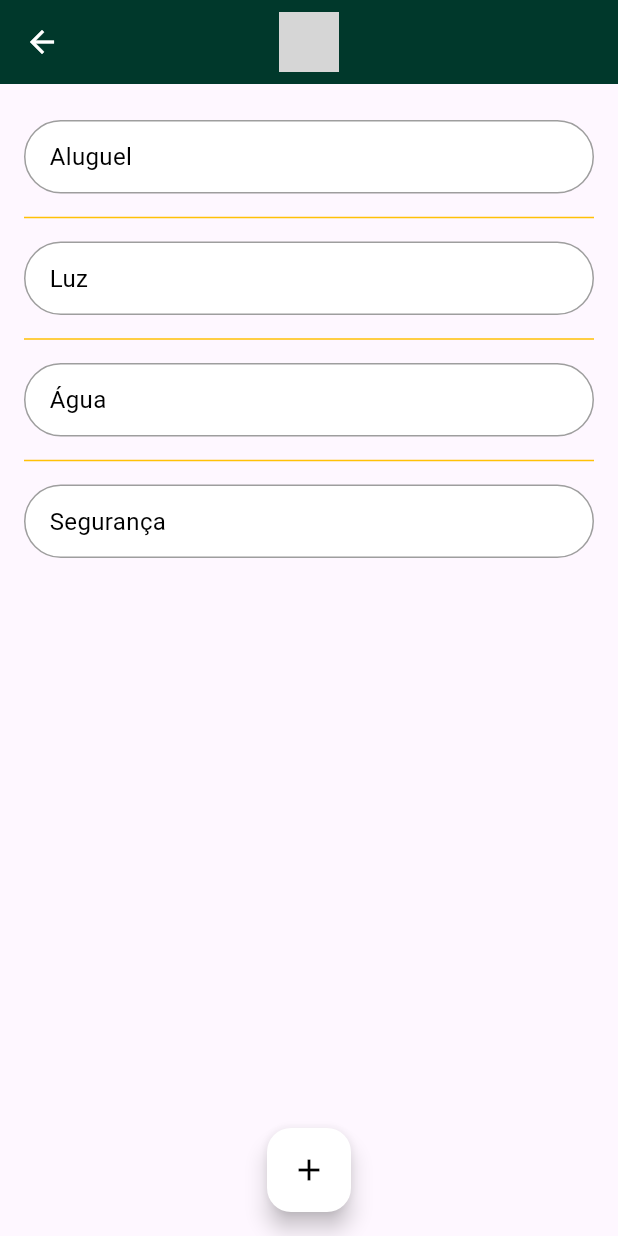
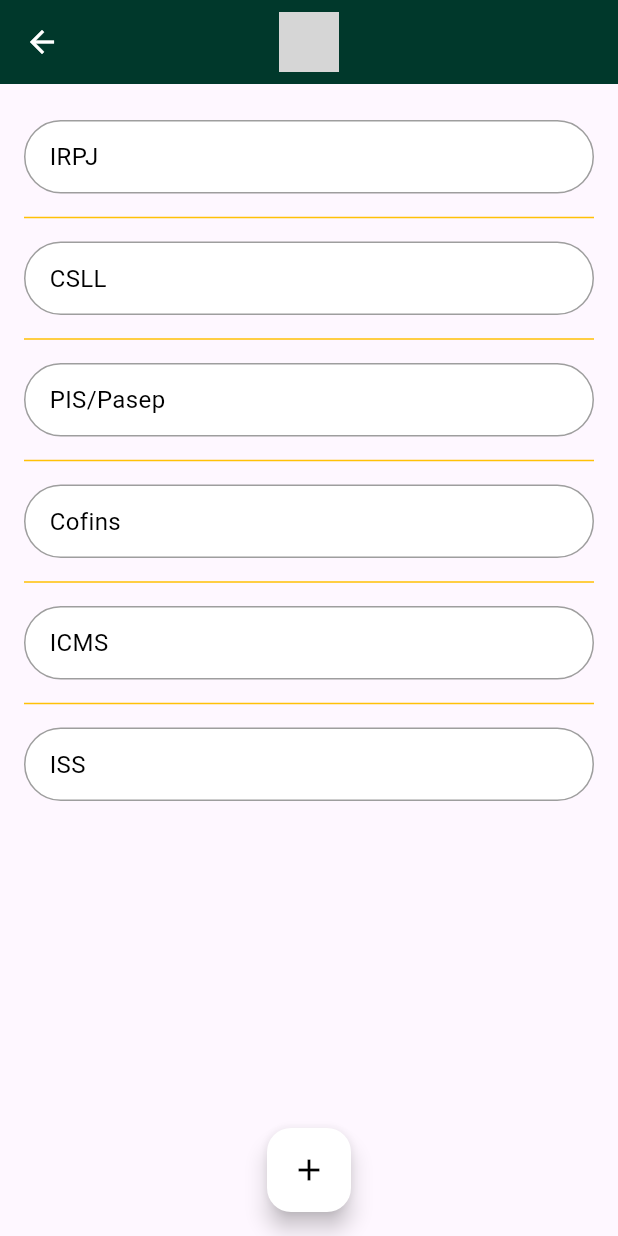
Before and after one commit to PHV00/doce_conta, a Flutter app: the LoginScreen screen opened directly, after a tap on "Testing Button", on a phone screen of 412 x 824 dp. Run offline on Flutter 3.47's test engine with Material 3 defaults, Android fonts, the phone set to English and light mode, and no system bars; our stand-ins replace flutter_svg, sqflite; accounts and stored records are empty; project files that could hold a hidden picture were left out; grey boxes are pictures that could not be loaded.

Commit message:
Taxes Cost Input

```diff
--- a/doce_conta/lib/view/login.dart
+++ b/doce_conta/lib/view/login.dart
@@ -1,7 +1,6 @@
-import 'package:doce_conta/view/costing_system_screen.dart';
-import 'package:doce_conta/view/infrastructure_costs_screen.dart';
 import 'package:doce_conta/view/main_screen.dart';
 import 'package:doce_conta/view/register.dart';
+import 'package:doce_conta/view/taxes_cost_screen.dart';
 import 'package:flutter/gestures.dart';
 import 'package:flutter/material.dart';
 import '../widgets/button.dart';
@@ -69,7 +68,7 @@ class _LoginScreenState extends State<LoginScreen> {
 
             ElevatedButton(
               onPressed: (){
-                Navigator.push(context, MaterialPageRoute(builder: (context) => InfraestructureCost()));
+                Navigator.push(context, MaterialPageRoute(builder: (context) => TaxesCosting()));
               },
             child: const Text("Testing Button"),
             )
--- /dev/null
+++ b/doce_conta/lib/view/taxes_cost_screen.dart
@@ -0,0 +1,73 @@
+import 'package:flutter/material.dart';
+import 'package:flutter_svg/flutter_svg.dart';
+
+class TaxesCosting extends StatelessWidget {
+  @override
+  Widget build(BuildContext context) {
+    return Scaffold(
+      appBar: AppBar(
+        backgroundColor: const Color(0xFF00382B),
+        leading: IconButton(
+          icon: const Icon(Icons.arrow_back, color: Colors.white),
+          onPressed: () {
+            Navigator.of(context).pop();
+          },
+        ),
+        title: SvgPicture.asset(
+          'assets/images/imposto.svg',
+          height: 40,
+          color: const Color(0xFFF5A001),
+        ),
+        centerTitle: true,
+      ),
+      body: Column(
+        children: [
+          // Lista de produtos
+          Expanded(
+            child: ListView.separated(
+              padding: const EdgeInsets.all(16.0),
+              itemCount: 6,
+              itemBuilder: (context, index) {
+                // Lista de produtos
+                final productNames = ['IRPJ', 'CSLL', 'PIS/Pasep', 'Cofins', 'ICMS', 'ISS'];
+                return _buildProductItem(productNames[index]);
+              },
+              separatorBuilder: (context, index) => Divider(
+                color: Colors.amber, // Linha amarela entre os itens
+                thickness: 1,
+                height: 16, // Ajusta o espaçamento da linha entre os itens
+              ),
+            ),
+          ),
+          // Botão de adicionar
+          Padding(
+            padding: const EdgeInsets.only(bottom: 16.0),
+            child: FloatingActionButton(
+              onPressed: () {
+                // Adicionar novo produto
+              },
+              child: const Icon(Icons.add, color: Colors.black),
+              backgroundColor: Colors.white,
+            ),
+          ),
+        ],
+      ),
+    );
+  }
+
+  Widget _buildProductItem(String productName) {
+    return Container(
+      margin: const EdgeInsets.symmetric(vertical: 8.0),
+      padding: const EdgeInsets.symmetric(horizontal: 16.0, vertical: 12.0),
+      decoration: BoxDecoration(
+        color: Colors.white,
+        borderRadius: BorderRadius.circular(25.0),
+        border: Border.all(color: Colors.grey, width: 1),
+      ),
+      child: Text(
+        productName,
+        style: const TextStyle(fontSize: 16, color: Colors.black),
+      ),
+    );
+  }
+}
```
